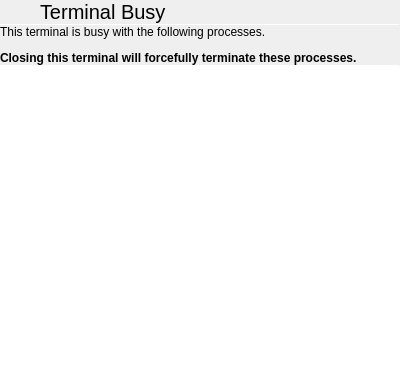
The window that terminal/dialogs/busydialog.ui (theCheeseboard/theterminal) describes before a commit, drawn with Qt 5.
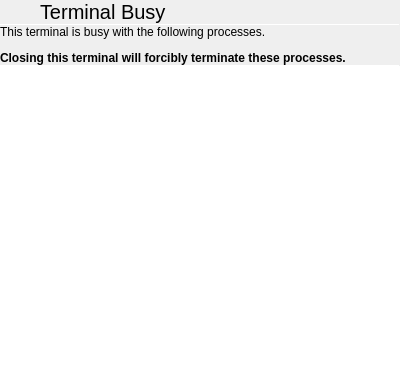
The same window after the commit. Icons and pictures are not drawn.

The edit to the form file:
```diff
--- a/terminal/dialogs/busydialog.ui
+++ b/terminal/dialogs/busydialog.ui
@@ -114,7 +114,7 @@
     <widget class="QLabel" name="label_2">
      <property name="text">
       <string>&lt;p&gt;This terminal is busy with the following processes.&lt;/p&gt;
-&lt;p&gt;&lt;b&gt;Closing this terminal will forcefully terminate these processes.&lt;/b&gt;&lt;/p&gt;</string>
+&lt;p&gt;&lt;b&gt;Closing this terminal will forcibly terminate these processes.&lt;/b&gt;&lt;/p&gt;</string>
      </property>
      <property name="textFormat">
       <enum>Qt::RichText</enum>
```
